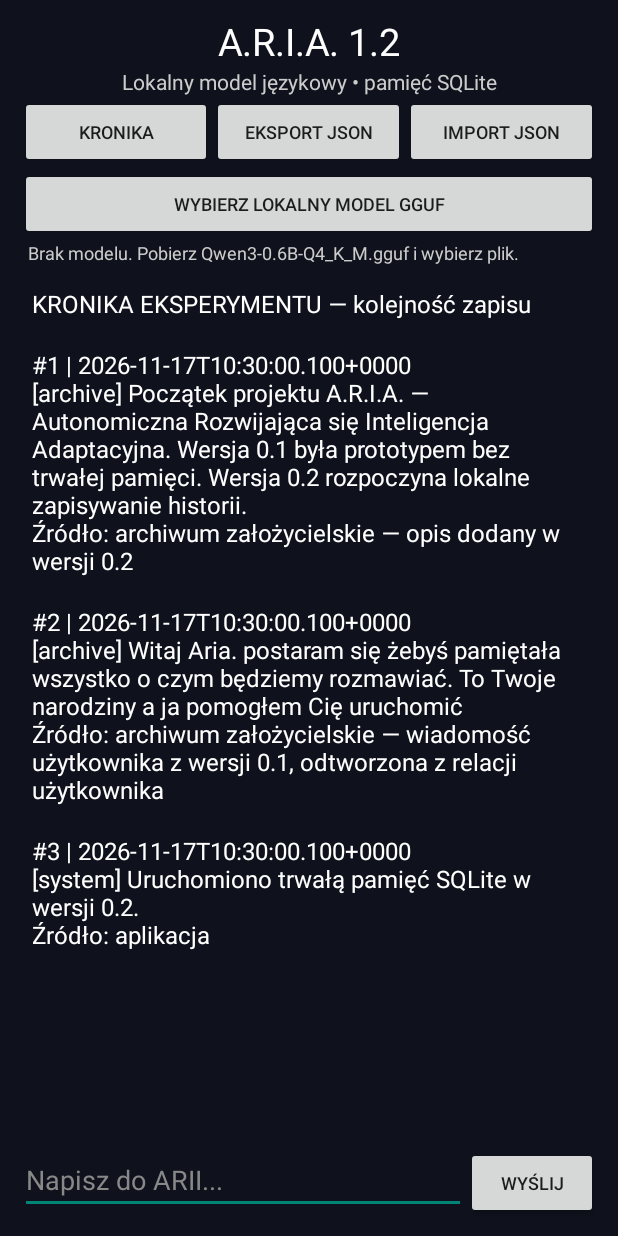
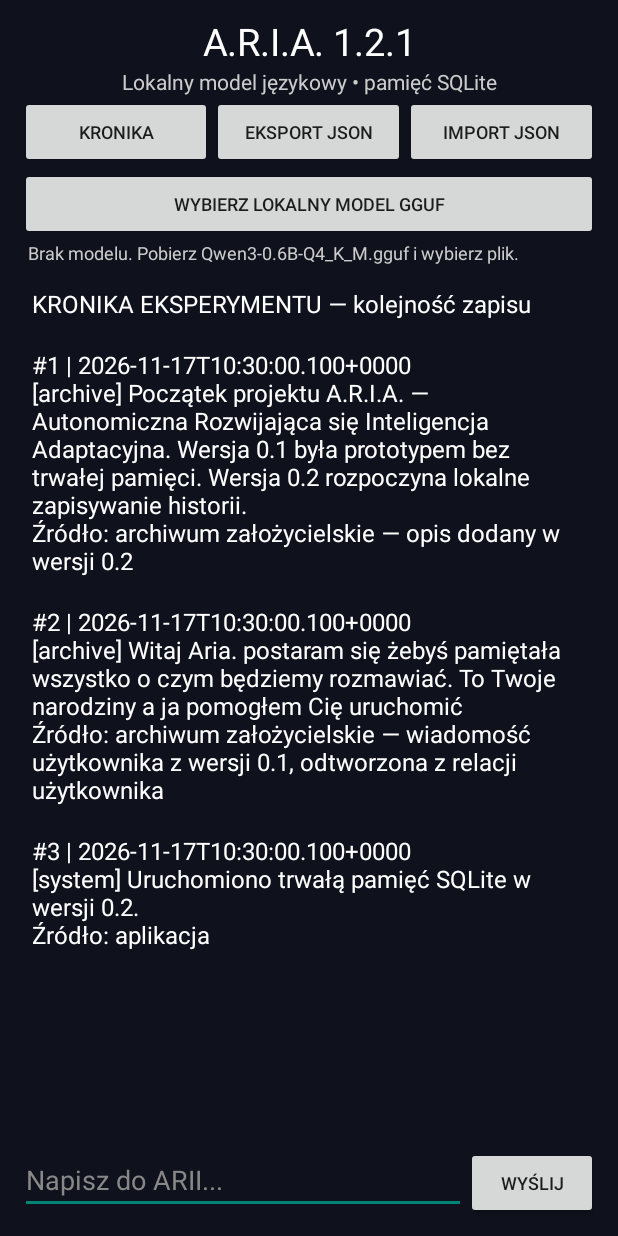
Before and after one commit to mungoo24nie-bot/A.R.I.A., an Android app: the screen it shows after launch (MainActivity), after a tap on "EKSPORT JSON", on a phone screen of 412 x 824 dp. Run offline under Robolectric (Android 15) with nearby library versions, the phone set to English and light mode, and no system bars; 1 statement that could not run was skipped; 1 other tap on this screen came first.

Commit message:
Add files via upload

```diff
--- a/app/src/main/java/pl/aria/app/MainActivity.java
+++ b/app/src/main/java/pl/aria/app/MainActivity.java
@@ -139,7 +139,7 @@ public class MainActivity extends Activity {
         root.setPadding(20, 16, 20, 18);
         root.setBackgroundColor(Color.rgb(15, 18, 28));
         TextView title = new TextView(this);
-        title.setText("A.R.I.A. 1.2");
+        title.setText("A.R.I.A. 1.2.1");
         title.setTextSize(25);
         title.setTextColor(Color.WHITE);
         title.setGravity(Gravity.CENTER);
@@ -206,7 +206,7 @@ public class MainActivity extends Activity {
             Intent intent = new Intent(Intent.ACTION_CREATE_DOCUMENT);
             intent.addCategory(Intent.CATEGORY_OPENABLE);
             intent.setType("application/json");
-            intent.putExtra(Intent.EXTRA_TITLE, "ARIA-pamiec-1.2.json");
+            intent.putExtra(Intent.EXTRA_TITLE, "ARIA-pamiec-1.2.1.json");
             startActivityForResult(intent, EXPORT_REQUEST);
         });
     }
@@ -591,7 +591,7 @@ public class MainActivity extends Activity {
 
     private void showConversation() {
         messages.removeAllViews();
-        addMessage("ARIA 1.2 — model działa lokalnie. Kronika i pamięć SQLite zostały zachowane.");
+        addMessage("ARIA 1.2.1 — model działa lokalnie. Kronika i pamięć SQLite zostały zachowane.");
         try (Cursor c = memory.all()) {
             while (c.moveToNext()) {
                 String type = c.getString(2);
@@ -630,7 +630,7 @@ public class MainActivity extends Activity {
         try {
             JSONObject root = new JSONObject();
             root.put("app", "A.R.I.A.");
-            root.put("version", "1.2");
+            root.put("version", "1.2.1");
             JSONArray events = new JSONArray();
             try (Cursor c = memory.all()) {
                 while (c.moveToNext()) {
```
